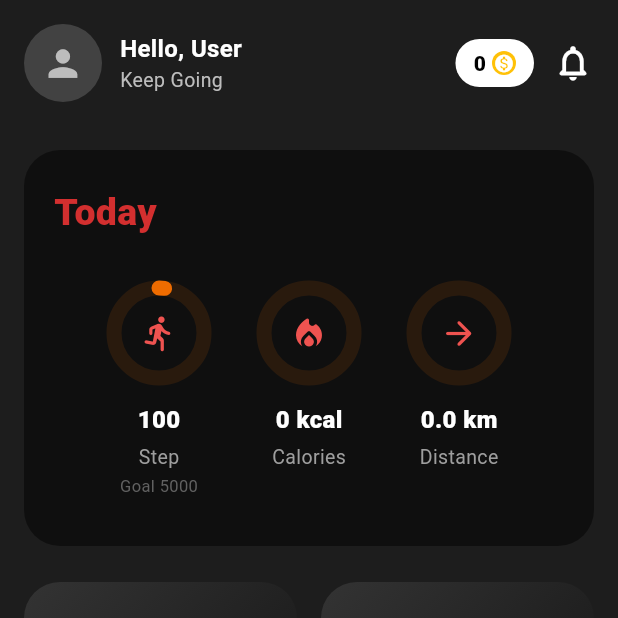
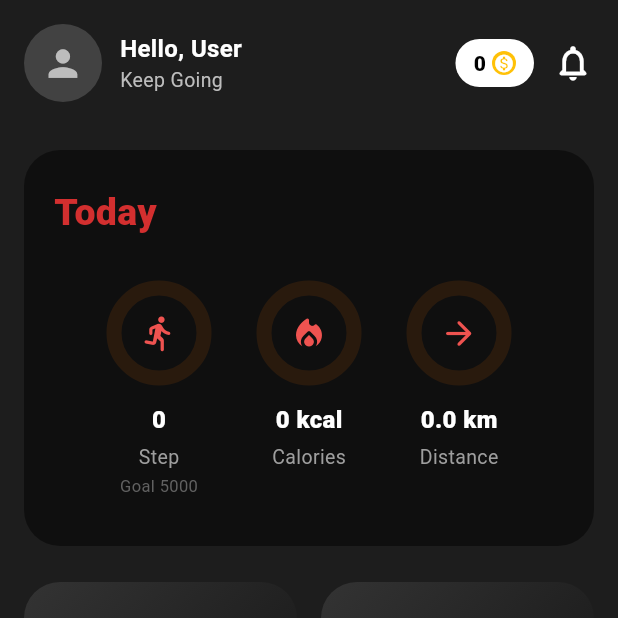
Before and after one commit to MobileApplicationProjects/Mobile-Application, a Flutter app: the HomePage screen opened directly, on a phone screen of 412 x 824 dp, the top half of it. Run offline on Flutter 3.47's test engine with Material 3 defaults, Android fonts, the phone set to English and light mode, and no system bars; our stand-ins replace flutter_local_notifications, geolocator, google_maps_flutter, image_picker, permission_handler, screenshot and 3 more; missing offline and left inert: health; accounts and stored records are empty; network calls fail.

```diff
--- a/frontend/lib/home_page.dart
+++ b/frontend/lib/home_page.dart
@@ -81,7 +81,7 @@
     final streak = await HealthService().fetchStreak();
     if (mounted) {
       setState(() {
-        _steps = 100;
+        _steps = healthData['steps'] ?? 5000;
         _calories = (healthData['calories'] ?? 0.0).toDouble();
 
         // Convert distance from meters to km and format to 1 decimal place
@@ -994,5 +994,4 @@
       ),
     );
   }
-
 }
```
Also changed, not shown: 2 other files.
